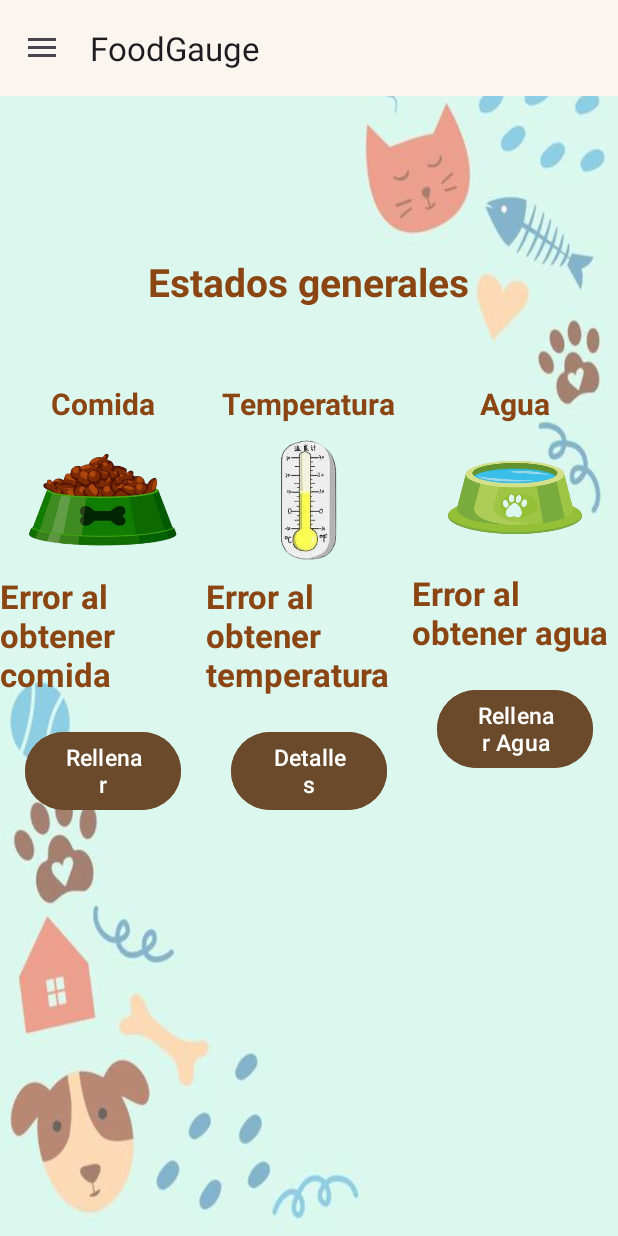
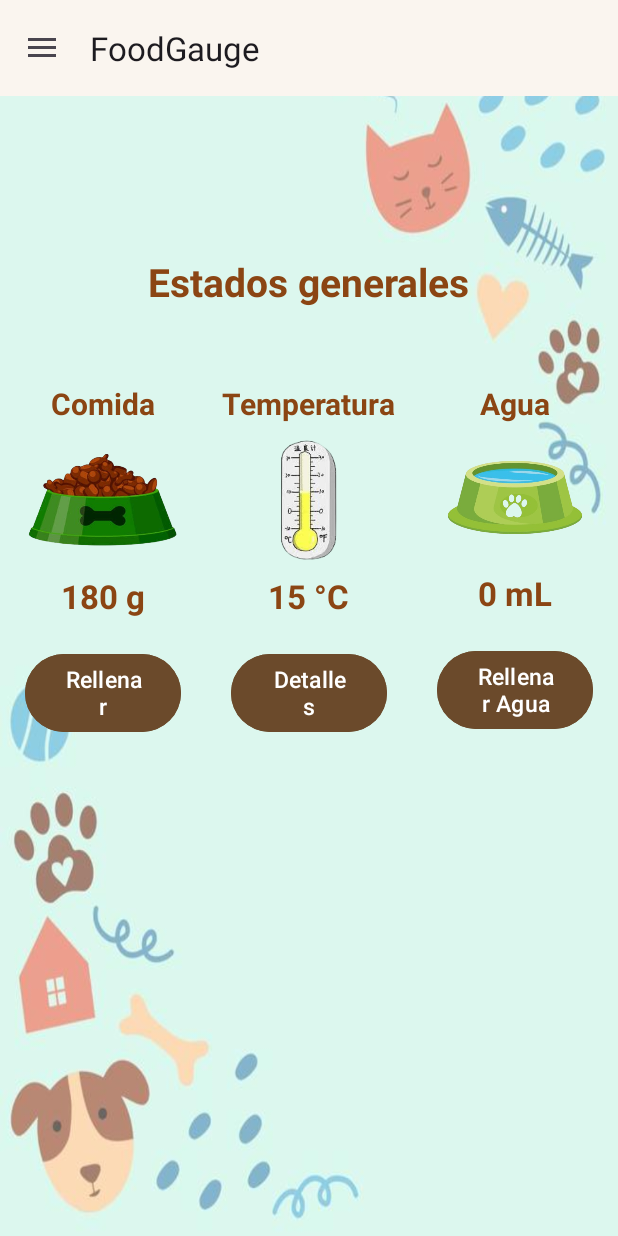
Before and after one commit to Pollo291245/FoodGauge, an Android app: the temperatura screen opened directly, with no data from a screen before it, after a tap on "volver", on a phone screen of 412 x 824 dp. Run offline under Robolectric (Android 15) with nearby library versions, the phone set to English and light mode, and no system bars; our stand-ins replace Firebase (no records; nobody signed in at launch, a user with empty details on screens opened directly).

Commit message:
Revert "amen"

```diff
--- a/app/src/main/java/com/example/pfoodgauge/funcionalidades.kt
+++ b/app/src/main/java/com/example/pfoodgauge/funcionalidades.kt
@@ -4,9 +4,11 @@ import android.content.Context
 import android.content.Intent
 import android.content.res.Configuration
 import android.os.Bundle
+import android.util.Log
 import android.view.MenuItem
 import android.widget.TextView
 import android.widget.Toast
+import android.widget.Toolbar
 import androidx.activity.enableEdgeToEdge
 import androidx.appcompat.app.ActionBarDrawerToggle
 import androidx.appcompat.app.AppCompatActivity
@@ -15,8 +17,12 @@ import androidx.core.view.ViewCompat
 import androidx.core.view.WindowInsetsCompat
 import androidx.drawerlayout.widget.DrawerLayout
 import com.example.pfoodgauge.databinding.ActivityFuncionalidadesBinding
+import com.example.pfoodgauge.databinding.ActivityLoginBinding
 import com.google.android.material.navigation.NavigationView
-import com.google.firebase.database.*
+import com.google.firebase.auth.FirebaseAuth
+import com.google.firebase.auth.ktx.auth
+import com.google.firebase.ktx.Firebase
+import org.w3c.dom.Text
 
 class funcionalidades : AppCompatActivity(), NavigationView.OnNavigationItemSelectedListener {
 
@@ -24,7 +30,7 @@ class funcionalidades : AppCompatActivity(), NavigationView.OnNavigationItemSele
     private lateinit var toggle: ActionBarDrawerToggle
 
     private lateinit var binding: ActivityFuncionalidadesBinding
-    private lateinit var database: DatabaseReference
+    private lateinit var auth: FirebaseAuth
 
     override fun onCreate(savedInstanceState: Bundle?) {
         super.onCreate(savedInstanceState)
@@ -39,109 +45,48 @@ class funcionalidades : AppCompatActivity(), NavigationView.OnNavigationItemSele
             insets
         }
 
-        val toolbar: androidx.appcompat.widget.Toolbar = findViewById(R.id.toolbar_main)
+        auth= Firebase.auth
+        val toolbar: androidx.appcompat.widget.Toolbar= findViewById(R.id.toolbar_main)
         setSupportActionBar(toolbar)
 
-        drawer = findViewById(R.id.mainf)
-        toggle = ActionBarDrawerToggle(
-            this, drawer, toolbar,
-            R.string.navigation_drawer_open,
-            R.string.navigation_drawer_close
-        )
+        drawer=findViewById(R.id.mainf)
+
+        toggle= ActionBarDrawerToggle(this, drawer, toolbar, R.string.navigation_drawer_open,R.string.navigation_drawer_close)
         drawer.addDrawerListener(toggle)
         supportActionBar?.setDisplayHomeAsUpEnabled(true)
         supportActionBar?.setHomeButtonEnabled(true)
+
+
+
+
 
         val navigationView: NavigationView = findViewById(R.id.nav_view)
         navigationView.setNavigationItemSelectedListener(this)
 
         val cambiarPantallac: TextView = findViewById(R.id.btn_rellenar_comida)
-        cambiarPantallac.setOnClickListener {
-            val intent = Intent(this, rellenar_comida::class.java)
-            startActivity(intent)
-        }
+        cambiarPantallac.setOnClickListener { val intent = Intent(this, rellenar_comida::class.java)
+            startActivity(intent)}
 
         val cambiarPantallad: TextView = findViewById(R.id.btnDetalles)
-        cambiarPantallad.setOnClickListener {
-            val intent = Intent(this, temperatura::class.java)
-            startActivity(intent)
-        }
+        cambiarPantallad.setOnClickListener { val intent = Intent(this, temperatura::class.java)
+            startActivity(intent)}
 
         val cambiarPantallaa: TextView = findViewById(R.id.btn_rellenar_Agua)
-        cambiarPantallaa.setOnClickListener {
-            val intent = Intent(this, rellenar_agua::class.java)
-            startActivity(intent)
-        }
+        cambiarPantallaa.setOnClickListener { val intent = Intent(this, rellenar_agua::class.java)
+            startActivity(intent)}
 
-        database = FirebaseDatabase.getInstance().reference
+        val sharedPreferencesAgua = getSharedPreferences("pAgua", Context.MODE_PRIVATE)
+        val cantidadAgua = sharedPreferencesAgua.getInt("aguag", 0)
 
-        mostrarDatosFirebase()
-    }
+        val sharedPreferencesComida = getSharedPreferences("pComida", Context.MODE_PRIVATE)
+        val cantidadComida = sharedPreferencesComida.getInt("comidag", 0)
 
-    private fun mostrarDatosFirebase() {
         val cantidadAguatv: TextView = findViewById(R.id.tvporcentajeAgua)
-        val cantidadComidatv: TextView = findViewById(R.id.tvporcentajeAlimento)
-        val temperaturatv: TextView = findViewById(R.id.porcentajeTemperatura)
+        cantidadAguatv.text = "$cantidadAgua mL"
 
-        database.child("/agua/medicion/volumen_litros")
-            .addValueEventListener(object : ValueEventListener {
-                override fun onDataChange(snapshot: DataSnapshot) {
-                    val cantidadAgua = snapshot.getValue(Double::class.java)
-                    cantidadAguatv.text = if (cantidadAgua != null) {
-                        "$cantidadAgua L"
-                    } else {
-                        "Error al obtener agua"
-                    }
-                }
+        val cantidadComidatv: TextView= findViewById(R.id.tvporcentajeAlimento)
+        cantidadComidatv.text= "$cantidadComida g"
 
-                override fun onCancelled(error: DatabaseError) {
-                    Toast.makeText(
-                        this@funcionalidades,
-                        "Error: ${error.message}",
-                        Toast.LENGTH_SHORT
-                    ).show()
-                }
-            })
-
-        database.child("/comida/medicion/peso_gramos")
-            .addValueEventListener(object : ValueEventListener {
-                override fun onDataChange(snapshot: DataSnapshot) {
-                    val cantidadComida = snapshot.getValue(Double::class.java)
-                    cantidadComidatv.text = if (cantidadComida != null) {
-                        "$cantidadComida g"
-                    } else {
-                        "Error al obtener comida"
-                    }
-                }
-
-                override fun onCancelled(error: DatabaseError) {
-                    Toast.makeText(
-                        this@funcionalidades,
-                        "Error: ${error.message}",
-                        Toast.LENGTH_SHORT
-                    ).show()
-                }
-            })
-
-        database.child("temperatura/medicion/temperatura")
-            .addValueEventListener(object : ValueEventListener {
-                override fun onDataChange(snapshot: DataSnapshot) {
-                    val temperatura = snapshot.getValue(Double::class.java)
-                    if (temperatura != null) {
-                        temperaturatv.text = "$temperatura°C"
-                    } else {
-                        temperaturatv.text = "Error al obtener temperatura"
-                    }
-                }
-
-                override fun onCancelled(error: DatabaseError) {
-                    Toast.makeText(
-                        this@funcionalidades,
-                        "Error: ${error.message}",
-                        Toast.LENGTH_SHORT
-                    ).show()
-                }
-            })
     }
 
     override fun onNavigationItemSelected(item: MenuItem): Boolean {
@@ -150,6 +95,7 @@ class funcionalidades : AppCompatActivity(), NavigationView.OnNavigationItemSele
                 val intent = Intent(this, funcionalidades::class.java)
                 startActivity(intent)
             }
+
             R.id.cambiarContra -> {
                 val intent2 = Intent(this, cambiarContra::class.java)
                 startActivity(intent2)
@@ -158,6 +104,7 @@ class funcionalidades : AppCompatActivity(), NavigationView.OnNavigationItemSele
                 val intent3 = Intent(this, agregarMascota::class.java)
                 startActivity(intent3)
             }
+
             R.id.ver_mascotas -> {
                 val intent4 = Intent(this, verMascota::class.java)
                 startActivity(intent4)
@@ -165,6 +112,7 @@ class funcionalidades : AppCompatActivity(), NavigationView.OnNavigationItemSele
             R.id.cerrarS -> {
                 signOut()
             }
+
         }
         drawer.closeDrawer(GravityCompat.START)
         return true
@@ -181,16 +129,18 @@ class funcionalidades : AppCompatActivity(), NavigationView.OnNavigationItemSele
     }
 
     override fun onOptionsItemSelected(item: MenuItem): Boolean {
-        if (toggle.onOptionsItemSelected(item)) {
+        if (toggle.onOptionsItemSelected(item)){
             return true
         }
         return super.onOptionsItemSelected(item)
     }
 
-    private fun signOut() {
-        Toast.makeText(this, "Sesión cerrada", Toast.LENGTH_SHORT).show()
-        val intent = Intent(this, MainActivity::class.java)
+    private fun signOut(){
+        Firebase.auth.signOut()
+        Toast.makeText(this,"sesion cerrada",Toast.LENGTH_SHORT).show()
+        intent = Intent(this, MainActivity::class.java)
         startActivity(intent)
         finish()
     }
+
 }
--- a/app/src/main/java/com/example/pfoodgauge/temperatura.kt
+++ b/app/src/main/java/com/example/pfoodgauge/temperatura.kt
@@ -3,62 +3,24 @@ package com.example.pfoodgauge
 import android.content.Intent
 import android.os.Bundle
 import android.widget.TextView
-import android.widget.Toast
 import androidx.activity.enableEdgeToEdge
 import androidx.appcompat.app.AppCompatActivity
 import androidx.core.view.ViewCompat
 import androidx.core.view.WindowInsetsCompat
-import com.example.pfoodgauge.databinding.ActivityTemperaturaBinding
-import com.google.firebase.database.*
 
 class temperatura : AppCompatActivity() {
-
-    private lateinit var binding: ActivityTemperaturaBinding
-    private lateinit var database: DatabaseReference
-    private lateinit var temperaturaTextView: TextView
-
     override fun onCreate(savedInstanceState: Bundle?) {
         super.onCreate(savedInstanceState)
         enableEdgeToEdge()
-        binding = ActivityTemperaturaBinding.inflate(layoutInflater)
-        setContentView(binding.root)
-
+        setContentView(R.layout.activity_temperatura)
         ViewCompat.setOnApplyWindowInsetsListener(findViewById(R.id.maint)) { v, insets ->
             val systemBars = insets.getInsets(WindowInsetsCompat.Type.systemBars())
             v.setPadding(systemBars.left, systemBars.top, systemBars.right, systemBars.bottom)
             insets
         }
 
-        temperaturaTextView = findViewById(R.id.tvtemperaturaActual)
-
-        database = FirebaseDatabase.getInstance().getReference("temperatura/medicion")
-        obtenerTemperatura()
-
-        binding.btnVolvert.setOnClickListener{
-            intent= Intent(this,funcionalidades::class.java)
-            startActivity(intent)
-        }
-
-    }
-
-    private fun obtenerTemperatura() {
-        database.child("temperatura").addValueEventListener(object : ValueEventListener {
-            override fun onDataChange(snapshot: DataSnapshot) {
-                val temperatura = snapshot.getValue(Double::class.java)
-                if (temperatura != null) {
-                    temperaturaTextView.text = "Temperatura: $temperatura°C"
-                } else {
-                    temperaturaTextView.text = "Error al obtener temperatura"
-                }
-            }
-
-            override fun onCancelled(error: DatabaseError) {
-                Toast.makeText(
-                    this@temperatura,
-                    "Error al conectar con Firebase: ${error.message}",
-                    Toast.LENGTH_SHORT
-                ).show()
-            }
-        })
+        val cambiarPantallaa: TextView = findViewById(R.id.btn_volvert)
+        cambiarPantallaa.setOnClickListener { val intent = Intent(this, funcionalidades::class.java)
+            startActivity(intent)}
     }
 }
--- a/app/src/main/res/layout/activity_rellenar_agua.xml
+++ b/app/src/main/res/layout/activity_rellenar_agua.xml
@@ -87,7 +87,7 @@
             android:backgroundTint="@color/morado" />
 
         <Button
-            android:id="@+id/btnvolvera"
+            android:id="@+id/btn_volvera"
             android:layout_marginTop="80dp"
             android:layout_gravity="center"
             android:layout_width="140dp"
--- a/app/src/main/res/layout/activity_rellenar_comida.xml
+++ b/app/src/main/res/layout/activity_rellenar_comida.xml
@@ -87,7 +87,7 @@
             android:backgroundTint="@color/marron" />
 
         <Button
-            android:id="@+id/btnvolverc"
+            android:id="@+id/btn_volverc"
             android:layout_marginTop="80dp"
             android:layout_gravity="center"
             android:layout_width="140dp"
```
Also changed, not shown: app/src/main/java/com/example/pfoodgauge/rellenar_agua.kt (+6 -64 lines), app/src/main/java/com/example/pfoodgauge/rellenar_comida.kt (+27 -57 lines), app/src/main/java/com/example/pfoodgauge/verMascota.kt (+5 -13 lines), app/src/main/res/layout/activity_temperatura.xml (+13 -3 lines).
